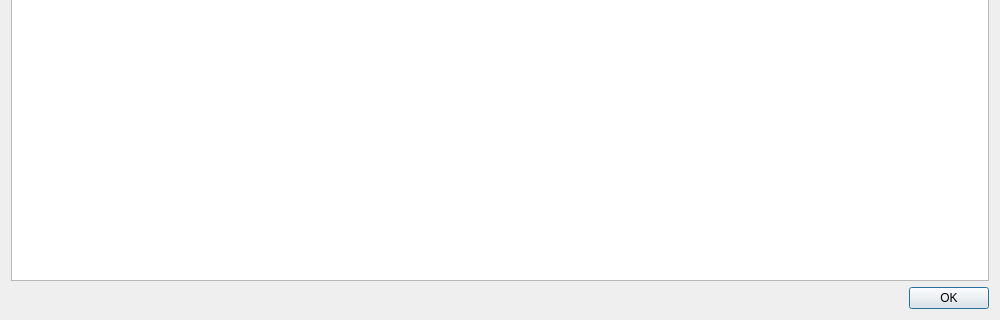
First picture: the form in src/qt/forms/coincontroldialog.ui, repository TaobotX11/nusacoin, before the edit; both pictures show x 0 to 1000 and y 180 to 500 of the 1000 by 500 pixel window.
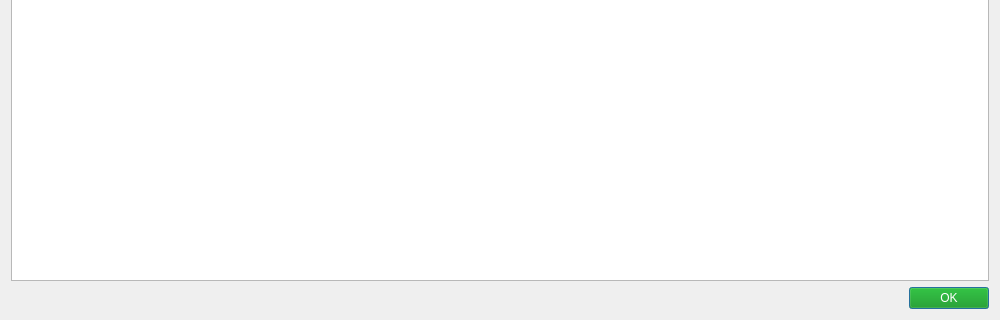
Second picture: the form after the edit. Custom widgets are drawn as their Qt base class.

Commit message: Style coincontroldialog

Patch:
```diff
--- a/src/qt/forms/coincontroldialog.ui
+++ b/src/qt/forms/coincontroldialog.ui
@@ -473,6 +473,9 @@
      <property name="standardButtons">
       <set>QDialogButtonBox::Ok</set>
      </property>
+     <property name="styleSheet">
+             <string notr="true">QPushButton {background-color: rgb(1, 143, 1);color: #ffffff} QPushButton:hover {background-color: #02d902;color: #ffffff}</string>
+    </property>
     </widget>
    </item>
   </layout>
```
The commit also changes 1 other file.
